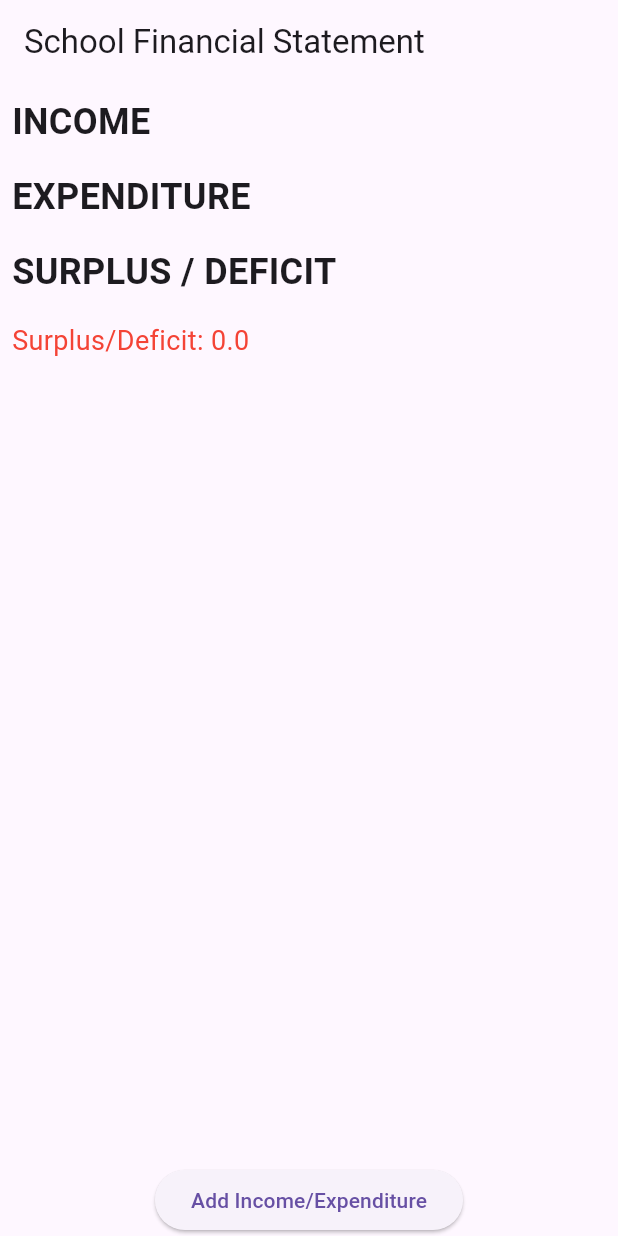
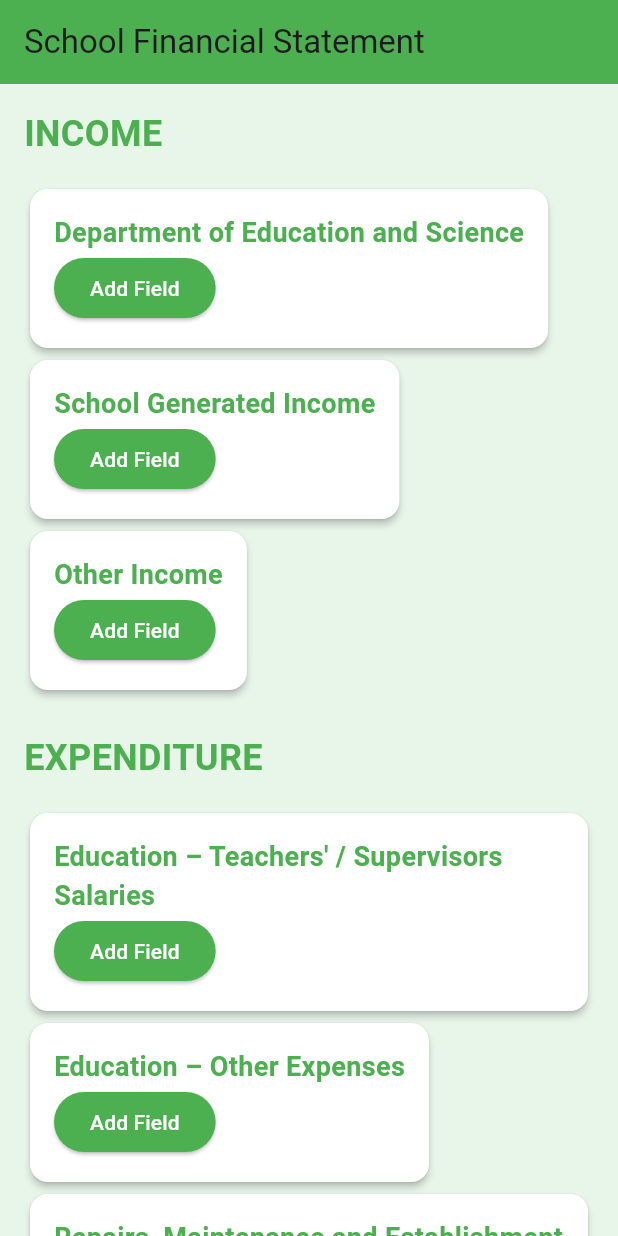
Before and after one commit to murambaprogress/School-Management-System, a Flutter app: the screen it shows after launch, on a phone screen of 412 x 824 dp. Run offline on Flutter 3.47's test engine with Material 3 defaults, Android fonts, the phone set to English and light mode, and no system bars; our stand-ins replace hive, hive_flutter; accounts and stored records are empty.

Commit message:
J84CQKCV96ZSTCP

```diff
--- a/lib/home_page.dart
+++ b/lib/home_page.dart
@@ -1,6 +1,5 @@
 import 'package:flutter/material.dart';
 import 'package:hive/hive.dart';
-import 'financial_item_form.dart';
 
 class HomePage extends StatefulWidget {
   const HomePage({Key? key}) : super(key: key);
@@ -10,127 +9,229 @@ class HomePage extends StatefulWidget {
 }
 
 class _HomePageState extends State<HomePage> {
-  List<Map<String, dynamic>> _incomeItems = [];
-  List<Map<String, dynamic>> _expenditureItems = [];
   final _financialBox = Hive.box('financial_box');
+
+  // Color scheme
+  final Color _backgroundColor = Color(0xFFE8F5E9);  // Light Green
+  final Color _primaryColor = Color(0xFF4CAF50);  // Green
+  final Color _secondaryColor = Color(0xFF2196F3);  // Blue
+  final Color _textColor = Color(0xFF333333);  // Dark Grey
+  final Color _cardColor = Colors.white;
+
+  final Map<String, List<String>> categories = {
+    'INCOME': [
+      'Department of Education and Science',
+      'School Generated Income',
+      'Other Income',
+    ],
+    'EXPENDITURE': [
+      'Education – Teachers\' / Supervisors Salaries',
+      'Education – Other Expenses',
+      'Repairs, Maintenance and Establishment (RME)',
+      'Administration',
+      'Finance',
+      'Depreciation',
+    ],
+  };
+
+  Map<String, Map<String, List<Map<String, dynamic>>>> _items = {
+    'INCOME': {},
+    'EXPENDITURE': {},
+  };
 
   @override
   void initState() {
     super.initState();
-    _refreshItems(); // Load data when app starts
+    _refreshItems();
   }
 
   void _refreshItems() {
-    final data = _financialBox.keys.map((key) {
-      final value = _financialBox.get(key);
-      return {
-        "key": key,
-        "heading": value["heading"],
-        "subheading": value["subheading"],
-        "amount": value["amount"],
+    final data = _financialBox.values.toList();
+    setState(() {
+      _items = {
+        'INCOME': {},
+        'EXPENDITURE': {},
       };
-    }).toList();
-
-    setState(() {
-      _incomeItems = data.where((item) => item['heading'] == 'Income').toList();
-      _expenditureItems = data.where((item) => item['heading'] == 'Expenditure').toList();
+      for (var category in categories.keys) {
+        for (var subcategory in categories[category]!) {
+          _items[category]![subcategory] = [];
+        }
+      }
+      for (var item in data) {
+        String heading = item['heading'];
+        String subheading = item['subheading'];
+        _items[heading]![subheading]!.add({
+          'key': item['key'],
+          'description': item['description'],
+          'amount': item['amount'],
+        });
+      }
     });
   }
 
-  Future<void> _deleteItem(int itemKey) async {
-    await _financialBox.delete(itemKey);
-    _refreshItems(); // Update the UI
-
-    if (!mounted) return;
-    ScaffoldMessenger.of(context).showSnackBar(
-        const SnackBar(content: Text('An item has been deleted')));
+  void _addField(String category, String subcategory) {
+    showDialog(
+      context: context,
+      builder: (BuildContext context) {
+        String description = '';
+        double amount = 0.0;
+        return AlertDialog(
+          title: Text('Add $category Item'),
+          content: Column(
+            mainAxisSize: MainAxisSize.min,
+            children: [
+              TextField(
+                decoration: InputDecoration(labelText: 'Description'),
+                onChanged: (value) {
+                  description = value;
+                },
+              ),
+              TextField(
+                decoration: InputDecoration(labelText: 'Amount'),
+                keyboardType: TextInputType.number,
+                onChanged: (value) {
+                  amount = double.tryParse(value) ?? 0.0;
+                },
+              ),
+            ],
+          ),
+          actions: [
+            TextButton(
+              child: Text('Cancel'),
+              onPressed: () {
+                Navigator.of(context).pop();
+              },
+            ),
+            TextButton(
+              child: Text('Add'),
+              onPressed: () {
+                if (description.isNotEmpty && amount > 0) {
+                  _financialBox.add({
+                    'heading': category,
+                    'subheading': subcategory,
+                    'description': description,
+                    'amount': amount,
+                  });
+                  _refreshItems();
+                  Navigator.of(context).pop();
                 }
-
-  void _showForm(BuildContext ctx) {
-    showModalBottomSheet(
-      context: ctx,
-      builder: (_) {
-        return FinancialItemForm(
-          refreshItems: _refreshItems,
+              },
+            ),
+          ],
         );
       },
     );
   }
 
+  Future<void> _deleteItem(int itemKey) async {
+    await _financialBox.delete(itemKey);
+    _refreshItems();
+  }
+
+  Widget _buildSubcategory(String category, String subcategory) {
+    return Card(
+      elevation: 2,
+      color: _cardColor,
+      child: Padding(
+        padding: const EdgeInsets.all(16.0),
+        child: Column(
+          crossAxisAlignment: CrossAxisAlignment.start,
+          children: [
+            Text(subcategory, style: TextStyle(fontSize: 18, fontWeight: FontWeight.bold, color: _primaryColor)),
+            ..._items[category]![subcategory]!.map((item) {
+              return ListTile(
+                title: Text(item['description'], style: TextStyle(color: _textColor)),
+                subtitle: Text('Amount: ${item['amount']}', style: TextStyle(color: _secondaryColor)),
+                trailing: IconButton(
+                  icon: Icon(Icons.delete, color: Colors.red),
+                  onPressed: () => _deleteItem(item['key']),
+                ),
+              );
+            }).toList(),
+            ElevatedButton(
+              style: ElevatedButton.styleFrom(
+                backgroundColor: _primaryColor,
+                foregroundColor: Colors.white,
+              ),
+              onPressed: () => _addField(category, subcategory),
+              child: Text('Add Field'),
+            ),
+          ],
+        ),
+      ),
+    );
+  }
+
   @override
   Widget build(BuildContext context) {
-    double totalIncome = _incomeItems.fold(0, (sum, item) => sum + item['amount']);
-    double totalExpenditure = _expenditureItems.fold(0, (sum, item) => sum + item['amount']);
+    double totalIncome = _items['INCOME']!.values
+        .expand((items) => items)
+        .fold(0, (sum, item) => sum + (item['amount'] as num));
+    double totalExpenditure = _items['EXPENDITURE']!.values
+        .expand((items) => items)
+        .fold(0, (sum, item) => sum + (item['amount'] as num));
     double surplusOrDeficit = totalIncome - totalExpenditure;
 
     return Scaffold(
       appBar: AppBar(
         title: const Text('School Financial Statement'),
+        backgroundColor: _primaryColor,
       ),
-      body: Column(
+      backgroundColor: _backgroundColor,
+      body: SingleChildScrollView(
+        child: Padding(
+          padding: const EdgeInsets.all(16.0),
+          child: Column(
+            crossAxisAlignment: CrossAxisAlignment.start,
             children: [
-          Expanded(
-            child: ListView(
+              ...categories.entries.map((categoryEntry) {
+                String category = categoryEntry.key;
+                List<String> subcategories = categoryEntry.value;
+                return Column(
+                  crossAxisAlignment: CrossAxisAlignment.start,
                   children: [
-                // Income Section
-                Padding(
-                  padding: const EdgeInsets.all(8.0),
-                  child: Text(
-                    'INCOME',
-                    style: TextStyle(fontSize: 24, fontWeight: FontWeight.bold),
-                  ),
-                ),
-                ..._incomeItems.map((item) {
-                  return ListTile(
-                    title: Text(item['subheading']),
-                    subtitle: Text('Amount: ${item['amount']}'),
-                    trailing: IconButton(
-                      icon: const Icon(Icons.delete),
-                      onPressed: () => _deleteItem(item['key']),
-                    ),
+                    Text(category, style: TextStyle(fontSize: 24, fontWeight: FontWeight.bold, color: _primaryColor)),
+                    SizedBox(height: 16),
+                    ...subcategories.map((subcategory) => _buildSubcategory(category, subcategory)),
+                    SizedBox(height: 24),
+                  ],
                 );
               }).toList(),
-                // Expenditure Section
-                Padding(
-                  padding: const EdgeInsets.all(8.0),
-                  child: Text(
-                    'EXPENDITURE',
-                    style: TextStyle(fontSize: 24, fontWeight: FontWeight.bold),
+              Card(
+                elevation: 2,
+                color: _cardColor,
+                child: Padding(
+                  padding: const EdgeInsets.all(16.0),
+                  child: Column(
+                    crossAxisAlignment: CrossAxisAlignment.start,
+                    children: [
+                      Text(
+                        'SURPLUS / DEFICIT',
+                        style: TextStyle(fontSize: 24, fontWeight: FontWeight.bold, color: _primaryColor),
                       ),
+                      Text(
+                        'Total Income: $totalIncome',
+                        style: TextStyle(fontSize: 18, color: _textColor),
                       ),
-                ..._expenditureItems.map((item) {
-                  return ListTile(
-                    title: Text(item['subheading']),
-                    subtitle: Text('Amount: ${item['amount']}'),
-                    trailing: IconButton(
-                      icon: const Icon(Icons.delete),
-                      onPressed: () => _deleteItem(item['key']),
+                      Text(
+                        'Total Expenditure: $totalExpenditure',
+                        style: TextStyle(fontSize: 18, color: _textColor),
                       ),
-                  );
-                }).toList(),
-                // Surplus/Deficit Section
-                Padding(
-                  padding: const EdgeInsets.all(8.0),
-                  child: Text(
-                    'SURPLUS / DEFICIT',
-                    style: TextStyle(fontSize: 24, fontWeight: FontWeight.bold),
-                  ),
-                ),
-                Padding(
-                  padding: const EdgeInsets.all(8.0),
-                  child: Text(
+                      Text(
                         'Surplus/Deficit: ${surplusOrDeficit > 0 ? '+' : ''}$surplusOrDeficit',
-                    style: TextStyle(fontSize: 18, color: surplusOrDeficit > 0 ? Colors.green : Colors.red),
+                        style: TextStyle(
+                          fontSize: 18,
+                          fontWeight: FontWeight.bold,
+                          color: surplusOrDeficit > 0 ? Colors.green : Colors.red,
                         ),
                       ),
                     ],
                   ),
                 ),
-          ElevatedButton(
-            onPressed: () => _showForm(context),
-            child: const Text('Add Income/Expenditure'),
               ),
             ],
+          ),
+        ),
       ),
     );
   }
```
Also changed, not shown: lib/financial_item_form.dart (+93 -80 lines). Lines whose indentation alone changed are shown as unchanged.
